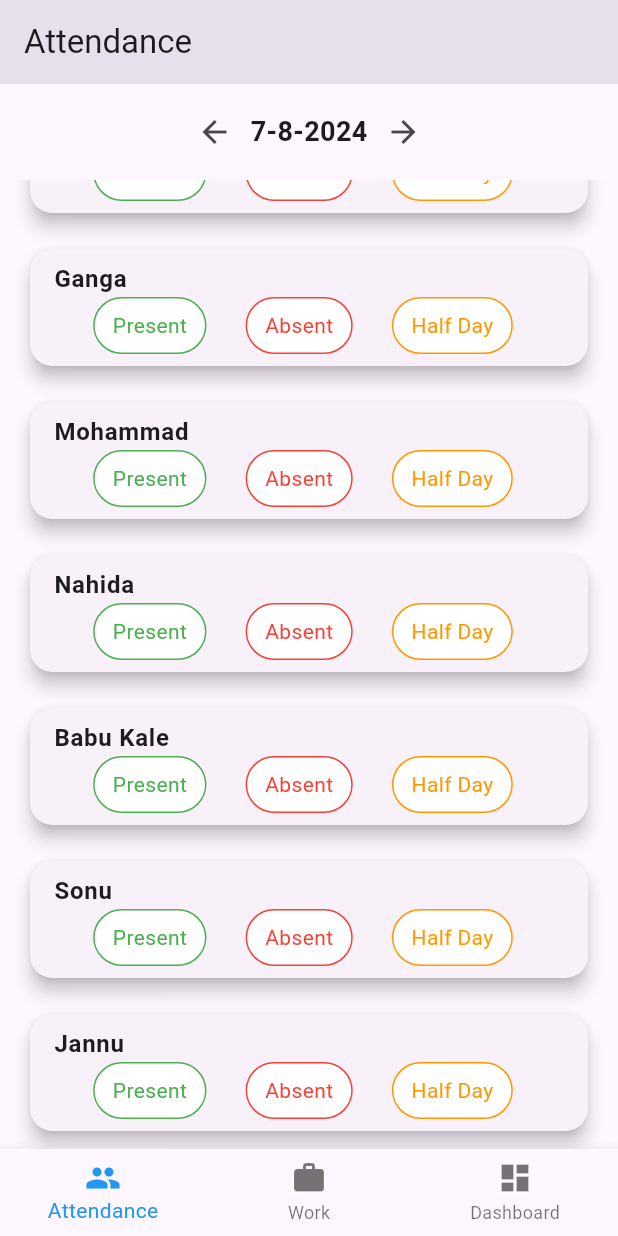
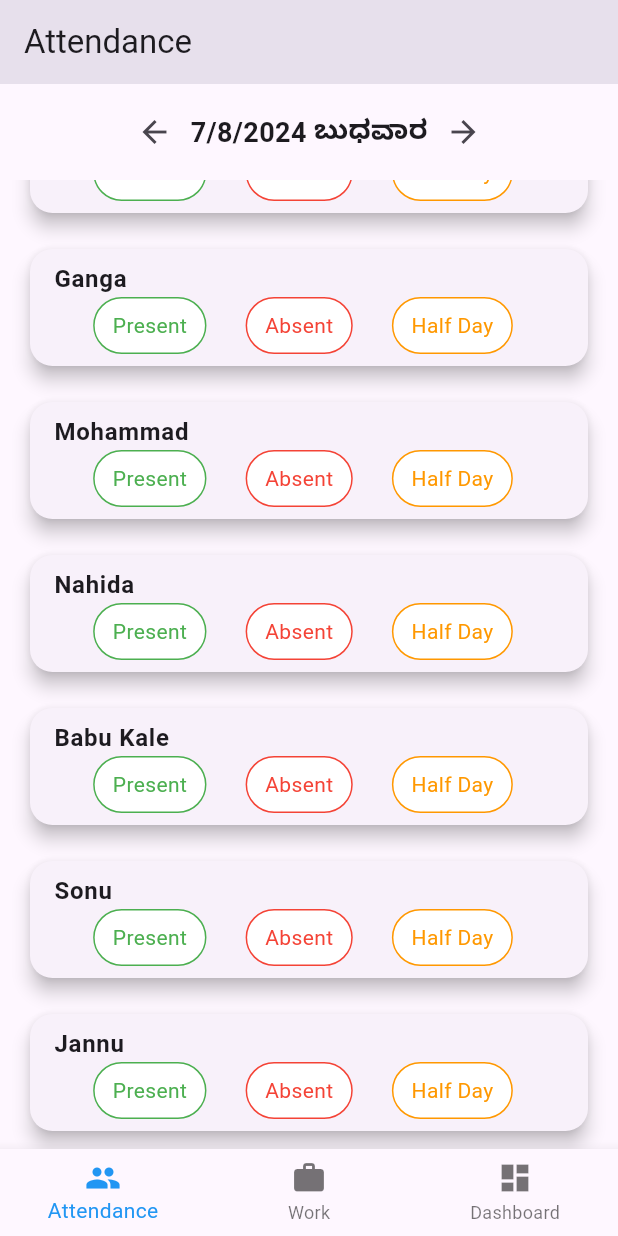
Before and after one commit to GirishIITM/lekkadapatti, a Flutter app: the screen it shows after launch, scrolled down 68 dp, after a tap on the "arrow back" icon, on a phone screen of 412 x 824 dp. Run offline on Flutter 3.47's test engine with Material 3 defaults, Android fonts, the phone set to English and light mode, and no system bars; our stand-ins replace shared_preferences.

Commit message:
feat: Add shared_preferences dependency and implement attendance data persistence
The code changes add the `shared_preferences` dependency to the project's `pubspec.yaml` file. This dependency is required for implementing attendance data persistence in the `AttendanceScreen` widget. The `AttendanceScreen` now loads and saves attendance data using `SharedPreferences`, allowing users to navigate between dates while maintaining their attendance records. This feature enhances the usability of the app and improves the user experience.

```diff
--- a/lib/pages/attendance.dart
+++ b/lib/pages/attendance.dart
@@ -1,4 +1,6 @@
 import 'package:flutter/material.dart';
+import 'package:shared_preferences/shared_preferences.dart';
+import 'dart:convert';
 
 class AttendanceScreen extends StatefulWidget {
   const AttendanceScreen({super.key});
@@ -6,6 +8,16 @@ class AttendanceScreen extends StatefulWidget {
   @override
   _AttendanceScreenState createState() => _AttendanceScreenState();
 }
+
+final List<String> DaysINKannada = [
+  'ಭಾನುವಾರ',
+  'ಸೋಮವಾರ',
+  'ಮಂಗಳವಾರ',
+  'ಬುಧವಾರ',
+  'ಗುರುವಾರ',
+  'ಶುಕ್ರವಾರ',
+  'ಶನಿವಾರ'
+];
 
 class _AttendanceScreenState extends State<AttendanceScreen> {
   final List<String> names = [
@@ -19,24 +31,48 @@ class _AttendanceScreenState extends State<AttendanceScreen> {
   ];
 
   Map<String, String> attendance = {};
-  // Map to store attendance data with date as the key
   Map<String, Map<String, String>> attendanceData = {};
 
   DateTime currentDate = DateTime.now();
+
+  @override
+  void initState() {
+    super.initState();
+    _loadAttendanceData();
+  }
+
+  Future<void> _loadAttendanceData() async {
+    final prefs = await SharedPreferences.getInstance();
+    final savedAttendanceData = prefs.getString('attendanceData');
+    if (savedAttendanceData != null) {
+      setState(() {
+        attendanceData = Map<String, Map<String, String>>.from(
+            jsonDecode(savedAttendanceData).map((key, value) =>
+                MapEntry(key, Map<String, String>.from(value))));
+        attendance = attendanceData[_formattedDate()] ?? {};
+      });
+    }
+  }
+
+  Future<void> _saveAttendanceData() async {
+    final prefs = await SharedPreferences.getInstance();
+    await prefs.setString('attendanceData', jsonEncode(attendanceData));
+  }
 
   void _setAttendance(String name, String status) {
     setState(() {
       attendance[name] = status;
     });
+    _saveAttendanceData();
   }
 
   void _goToPreviousDay() {
     setState(() {
-      // Save current day's attendance before changing the date and update the date
       attendanceData[_formattedDate()] = attendance;
       currentDate = currentDate.subtract(const Duration(days: 1));
       attendance = attendanceData[_formattedDate()] ?? {};
     });
+    _saveAttendanceData();
   }
 
   void _goToNextDay() {
@@ -45,15 +81,32 @@ class _AttendanceScreenState extends State<AttendanceScreen> {
         currentDate.day == DateTime.now().day) return;
 
     setState(() {
-      // Save current day's attendance before changing the date and update the date
       attendanceData[_formattedDate()] = attendance;
       currentDate = currentDate.add(const Duration(days: 1));
       attendance = attendanceData[_formattedDate()] ?? {};
     });
+    _saveAttendanceData();
   }
 
   String _formattedDate() {
-    return "${currentDate.day}-${currentDate.month}-${currentDate.year}";
+    return "${currentDate.day}/${currentDate.month}/${currentDate.year}";
+  }
+
+  Future<void> _selectDate(BuildContext context) async {
+    final DateTime? picked = await showDatePicker(
+      context: context,
+      initialDate: currentDate,
+      firstDate: DateTime(2000),
+      lastDate: DateTime.now(),
+    );
+    if (picked != null && picked != currentDate) {
+      setState(() {
+        attendanceData[_formattedDate()] = attendance;
+        currentDate = picked;
+        attendance = attendanceData[_formattedDate()] ?? {};
+      });
+      _saveAttendanceData();
+    }
   }
 
   @override
@@ -109,15 +162,20 @@ class _AttendanceScreenState extends State<AttendanceScreen> {
             icon: const Icon(Icons.arrow_back),
             onPressed: _goToPreviousDay,
           ),
-          Text(
-            _formattedDate(),
-            style: const TextStyle(fontSize: 18, fontWeight: FontWeight.bold),
+          GestureDetector(
+            onTap: () => _selectDate(context),
+            child: Text(
+              '${_formattedDate()} ${DaysINKannada[currentDate.weekday]}',
+              style: const TextStyle(fontSize: 18, fontWeight: FontWeight.bold),
+            ),
           ),
           IconButton(
             icon: const Icon(Icons.arrow_forward),
             onPressed: _goToNextDay,
             disabledColor: Colors.grey,
-            color: currentDate.isAtSameMomentAs(DateTime.now())
+            color: currentDate.year == DateTime.now().year &&
+                    currentDate.month == DateTime.now().month &&
+                    currentDate.day == DateTime.now().day
                 ? Colors.grey
                 : null,
           ),
--- a/pubspec.yaml
+++ b/pubspec.yaml
@@ -35,6 +35,7 @@ dependencies:
   # The following adds the Cupertino Icons font to your application.
   # Use with the CupertinoIcons class for iOS style icons.
   cupertino_icons: ^1.0.6
+  shared_preferences: ^2.3.1
 
 dev_dependencies:
   flutter_test:
```
Also changed, not shown: pubspec.lock.
